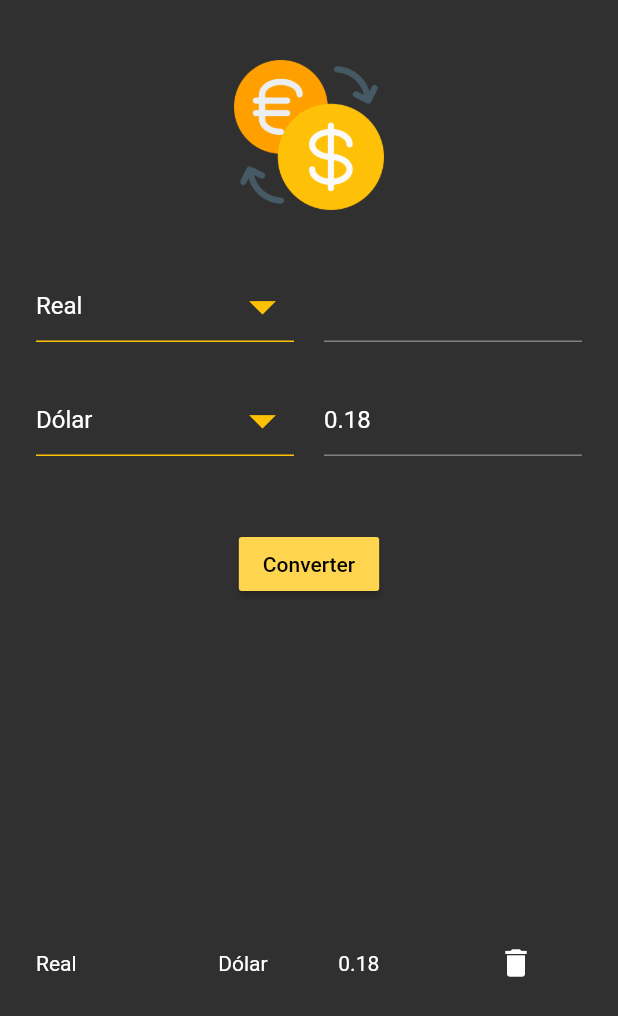
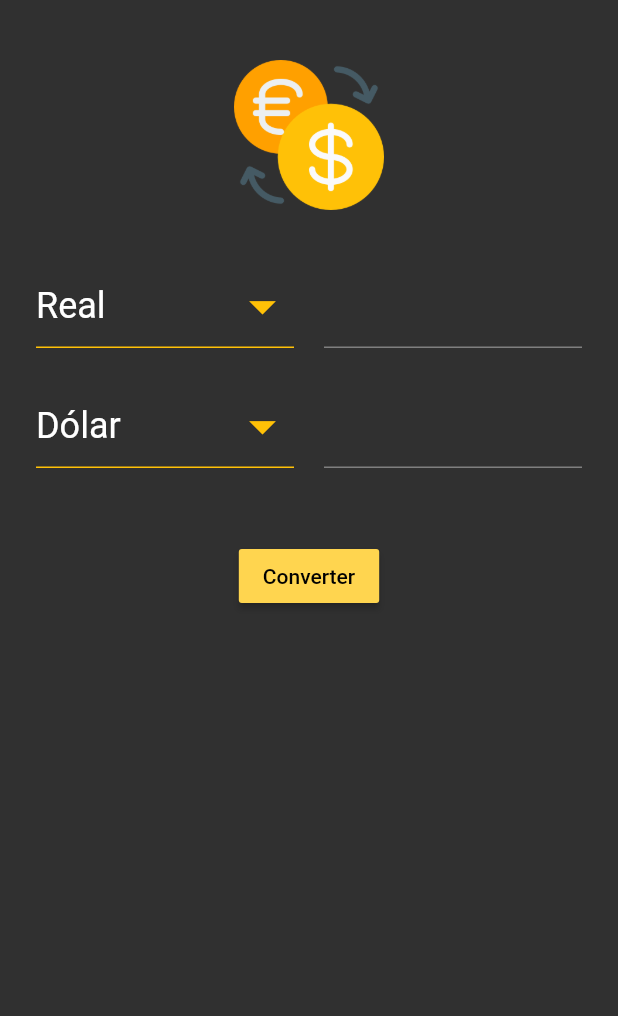
Before and after one commit to carlosfavero/flutter_convert_coin, a Flutter app: the screen it shows after launch, after a tap on "Converter", on a phone screen of 412 x 824 dp. Shown: the top 1016 px of the screen. Run offline on Flutter 3.47's test engine with Material 2 defaults, Android fonts, the phone set to English and light mode, and no system bars; our stand-ins replace sqflite; accounts and stored records are empty.

Commit message:
Formatação Layout, fontSize, focus

```diff
--- a/lib/controllers/home_controller.dart
+++ b/lib/controllers/home_controller.dart
@@ -1,5 +1,6 @@
 import 'package:convertCoin/models/currency_model.dart';
 import 'package:flutter/cupertino.dart';
+import 'package:flutter/gestures.dart';
 
 class HomeController {
 
@@ -32,6 +33,7 @@ class HomeController {
       returnValue = value * toCurrency.bitcoin;
     }
 
+    toText.text = value.toStringAsFixed(toCurrency.decimals);
     fromText.text = returnValue.toStringAsFixed(fromCurrency.decimals);
 
   }
--- a/lib/views/components/currency_row.dart
+++ b/lib/views/components/currency_row.dart
@@ -16,11 +16,14 @@ class CurrencyRow extends StatelessWidget {
       children: [
         Expanded(
           child: SizedBox(
-            height: 56,
+            height: 60,
             child: DropdownButton<CurrencyModel>(
                 iconEnabledColor: Colors.amber,
                 iconSize: 42,
                 isExpanded: true,
+                style: TextStyle(
+                  fontSize: 24,
+                ),
                 underline: Container(
                   height: 1,
                   color: Colors.amber,
@@ -37,7 +40,13 @@ class CurrencyRow extends StatelessWidget {
           width: 20,
         ),
         Expanded(
+          flex: 1,
+          child: SizedBox(
+            height: 60,
             child: TextField(
+              style: TextStyle(
+                fontSize: 24,
+              ),
               controller: controller,
               keyboardType: TextInputType.number,
               decoration: InputDecoration(
@@ -47,6 +56,7 @@ class CurrencyRow extends StatelessWidget {
               ),
             ),
           ),
+        ),
       ],
     );
   }
--- a/lib/views/home_page.dart
+++ b/lib/views/home_page.dart
@@ -70,7 +70,7 @@ class _HomePageState extends State<HomePage> {
                           onChanged: (model) {
                             setState(() {
                               homeController.toCurrency = model;
-                              convert(context);
+                              //convert(context);
                             });
                           },
                         ),
@@ -84,7 +84,7 @@ class _HomePageState extends State<HomePage> {
                           onChanged: (model) {
                             setState(() {
                               homeController.fromCurrency = model;
-                              convert(context);
+                              //convert(context);
                             });
                           },
                         ),
@@ -118,14 +118,18 @@ class _HomePageState extends State<HomePage> {
                   _current = snapshot.data;
                   return ListView(
                     children: snapshot.data.map<Widget>((currency) {
-                      return Padding(
-                        padding: const EdgeInsets.symmetric(vertical: 0, horizontal: 24),
+                      return Container(
+                        width: double.infinity,
+                        padding: const EdgeInsets.fromLTRB(24, 0, 12, 0),
+                        child: Row(
+                          mainAxisAlignment: MainAxisAlignment.spaceBetween,
+                          crossAxisAlignment: CrossAxisAlignment.center,
+                          children: <Widget>[
+                            SizedBox(
+                              width: (MediaQuery.of(context).size.width/3),
                               child: Column(
                                 crossAxisAlignment: CrossAxisAlignment.start,
-                          children: <Widget>[
-                            Row(
-                              mainAxisAlignment: MainAxisAlignment.spaceBetween,
-                              children: <Widget>[
+                                children: [
                                   Text(
                                     currency.toCurrency,
                                     style: TextStyle(
@@ -139,7 +143,14 @@ class _HomePageState extends State<HomePage> {
                                       color: Colors.white,
                                     ),
                                   ),
-                                SizedBox(width: 10,),
+                                ],
+                              ),
+                            ),
+                            SizedBox(
+                              width: MediaQuery.of(context).size.width/3,
+                              child: Column(
+                                crossAxisAlignment: CrossAxisAlignment.start,
+                                children: <Widget>[
                                   Text(
                                     currency.fromCurrency,
                                     style: TextStyle(
@@ -154,14 +165,22 @@ class _HomePageState extends State<HomePage> {
                                     ),
                                   ),
                                   SizedBox(width: 10,),
+                                ]
+                              ),
+                            ),
+                            SizedBox(
+                              width: (MediaQuery.of(context).size.width/3)-36,
+                              child: Column(
+                                children: [
                                   FlatButton(
                                     onPressed: () {
                                       onDelete(currency.id);
                                     },
                                     child: Icon(Icons.delete)
                                   ),
-                              ]
-                            )
+                                ],
+                              ),
+                            ),
                           ]
                         ),
                       );
@@ -177,8 +196,12 @@ class _HomePageState extends State<HomePage> {
   }
 
   void convert(BuildContext context) {
+    if(toText.text!=''){
       homeController.convert();
       onSave();
+    } else {
+      fromText.text = '';
+    }
     FocusScope.of(context).unfocus();
   }
 
```
Lines whose indentation alone changed are shown as unchanged.
